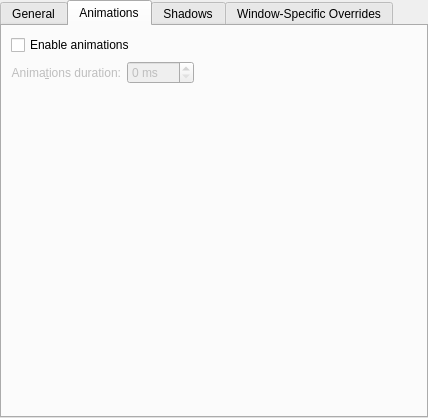
This is kdecoration/config/ui/breezewayconfigurationui.ui in richard-kung/breezeway as Qt 5 draws it before an edit. The edited form follows.
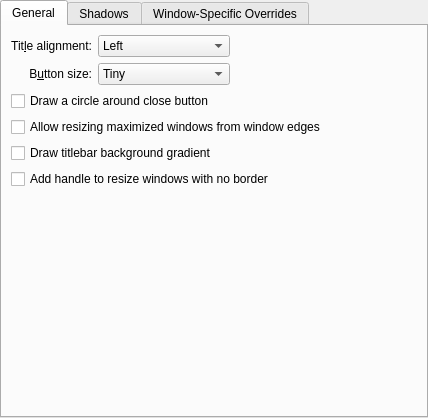
This is the edited form. The open tabs and pages were chosen to show the change. Custom widgets are drawn as their Qt base class.

Diff of the .ui file:
```diff
--- a/kdecoration/config/ui/breezewayconfigurationui.ui
+++ b/kdecoration/config/ui/breezewayconfigurationui.ui
@@ -11,7 +11,16 @@
    </rect>
   </property>
   <layout class="QVBoxLayout" name="verticalLayout">
-   <property name="margin">
+   <property name="leftMargin">
+    <number>0</number>
+   </property>
+   <property name="topMargin">
+    <number>0</number>
+   </property>
+   <property name="rightMargin">
+    <number>0</number>
+   </property>
+   <property name="bottomMargin">
     <number>0</number>
    </property>
    <item>
@@ -136,13 +145,6 @@
          </property>
         </widget>
        </item>
-       <item row="6" column="0" colspan="3">
-        <widget class="QCheckBox" name="drawTitleBarSeparator">
-         <property name="text">
-          <string>Draw separator between titlebar and window</string>
-         </property>
-        </widget>
-       </item>
        <item row="3" column="0" colspan="3">
         <widget class="QCheckBox" name="drawBorderOnMaximizedWindows">
          <property name="text">
@@ -166,75 +168,6 @@
        </item>
       </layout>
      </widget>
-     <widget class="QWidget" name="tab_2">
-      <attribute name="title">
-       <string>Animations</string>
-      </attribute>
-      <layout class="QGridLayout" name="gridLayout_5">
-       <item row="1" column="0">
-        <widget class="QLabel" name="animationsDurationLabel">
-         <property name="enabled">
-          <bool>false</bool>
-         </property>
-         <property name="text">
-          <string>Anima&amp;tions duration:</string>
-         </property>
-         <property name="alignment">
-          <set>Qt::AlignRight|Qt::AlignTrailing|Qt::AlignVCenter</set>
-         </property>
-         <property name="buddy">
-          <cstring>animationsDuration</cstring>
-         </property>
-        </widget>
-       </item>
-       <item row="1" column="1">
-        <widget class="QSpinBox" name="animationsDuration">
-         <property name="enabled">
-          <bool>false</bool>
-         </property>
-         <property name="suffix">
-          <string> ms</string>
-         </property>
-         <property name="maximum">
-          <number>500</number>
-         </property>
-        </widget>
-       </item>
-       <item row="1" column="2">
-        <spacer name="horizontalSpacer_4">
-         <property name="orientation">
-          <enum>Qt::Horizontal</enum>
-         </property>
-         <property name="sizeHint" stdset="0">
-          <size>
-           <width>40</width>
-           <height>20</height>
-          </size>
-         </property>
-        </spacer>
-       </item>
-       <item row="0" column="0" colspan="3">
-        <widget class="QCheckBox" name="animationsEnabled">
-         <property name="text">
-          <string>Enable animations</string>
-         </property>
-        </widget>
-       </item>
-       <item row="2" column="0" colspan="3">
-        <spacer name="verticalSpacer_2">
-         <property name="orientation">
-          <enum>Qt::Vertical</enum>
-         </property>
-         <property name="sizeHint" stdset="0">
-          <size>
-           <width>20</width>
-           <height>40</height>
-          </size>
-         </property>
-        </spacer>
-       </item>
-      </layout>
-     </widget>
      <widget class="QWidget" name="tab_4">
       <attribute name="title">
        <string>Shadows</string>
```
Left out of the diff: 38 changed lines with no effect on the pictures.
